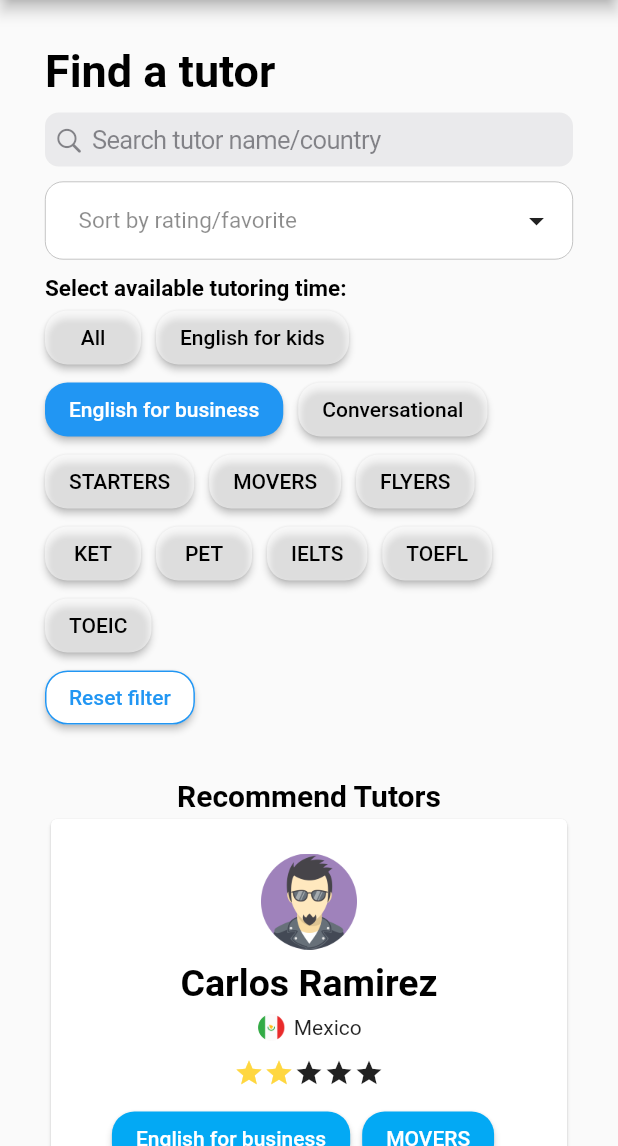
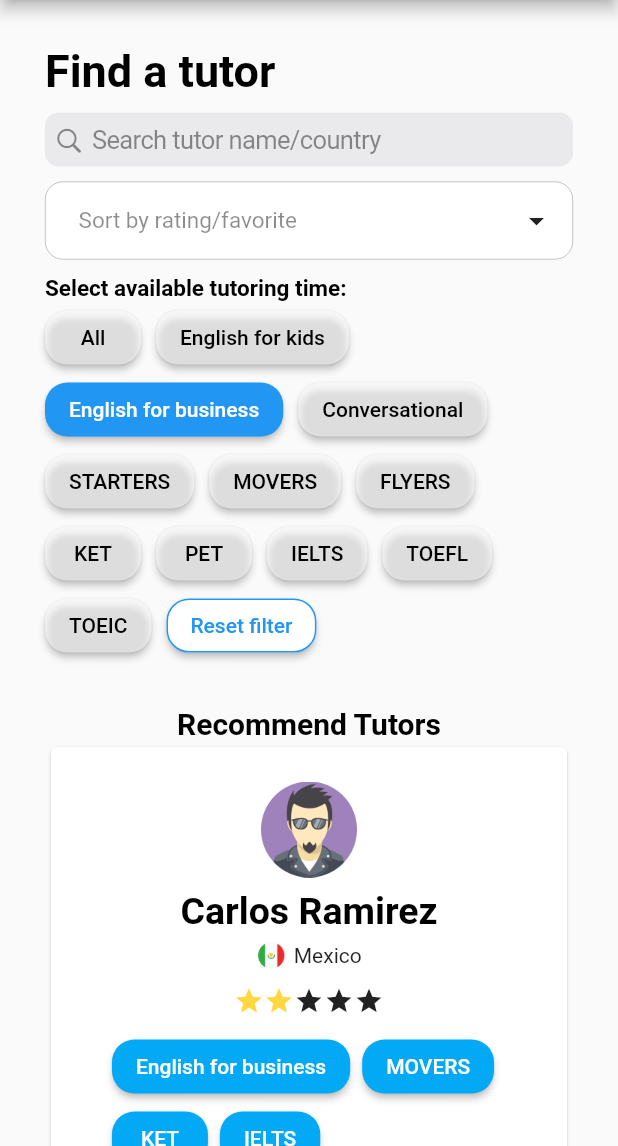
Before and after one commit to lyhai1502/AdvancedMobile_IndividualProject, a Flutter app: the screen it shows after launch, after a tap on "English for kids", after a tap on "English for business", on a phone screen of 412 x 824 dp, the part 90-1236 px from its top. Run offline on Flutter 3.47's test engine with Material 2 defaults, Android fonts, the phone set to English and light mode, and no system bars; drawn by our look-alikes of multi_dropdown; our stand-ins replace cool_alert, flick_video_player, flutter_pw_validator, form_field_validator, video_player.

Commit message:
create show teacher information function

```diff
--- a/lib/main.dart
+++ b/lib/main.dart
@@ -55,7 +55,6 @@ class MyAppState extends State<MyApp> {
             '/Register': (context) => const RegisterScreen(),
             '/ResetPassword': (context) => const ResetPasswordScreen(),
             '/TutorList': (context) => const TutorListScreen(),
-            '/TutorDetail': (context) => const TutorDetailScreen(),
             '/CourseList': (context) => const CourseListScreen(),
             '/CourseDetail': (context) => const CourseDetailScreen(),
             '/CourseLearnDetail': (context) => const CourseLearnDetailScreen(),
--- a/lib/screens/tutor_list_screen.dart
+++ b/lib/screens/tutor_list_screen.dart
@@ -64,7 +64,6 @@ class TutorListScreenState extends State<TutorListScreen> {
             },
           ),
           _buildFilterButtons(),
-          _buildResetFilterButton(),
           _buildRecommendTutors(),
         ],
       ),
@@ -135,29 +134,12 @@ class TutorListScreenState extends State<TutorListScreen> {
             color: Colors.black,
           ),
         ),
-        FilterButtonList()
+        FilterButtonList(),
       ],
     );
   }
 
-  Widget _buildResetFilterButton() {
-    return ElevatedButton(
-      style: ButtonStyle(
-        shape: MaterialStateProperty.all<RoundedRectangleBorder>(
-          RoundedRectangleBorder(
-            side: const BorderSide(color: Colors.blue),
-            borderRadius: BorderRadius.circular(15.0),
-          ),
-        ),
-        backgroundColor: MaterialStateProperty.all(Colors.white),
-        foregroundColor: MaterialStateProperty.all(Colors.blue),
-      ),
-      onPressed: () {
-        setState(() {});
-      },
-      child: const Text('Reset filter'),
-    );
-  }
+
 
   Widget _buildRecommendTutors() {
     return Column(
--- /dev/null
+++ b/lib/widgets/custom_button.dart
@@ -0,0 +1,26 @@
+import 'package:flutter/material.dart';
+
+class CustomButtonWidget extends StatelessWidget {
+  const CustomButtonWidget({super.key, required this.content});
+  final String content;
+  @override
+  Widget build(Object context) {
+    // TODO: implement build
+    return Container(
+      padding: const EdgeInsets.only(right: 8),
+      child: ElevatedButton(
+        style: ButtonStyle(
+          shape: MaterialStateProperty.all<RoundedRectangleBorder>(
+            RoundedRectangleBorder(
+              borderRadius: BorderRadius.circular(15.0),
+            ),
+          ),
+          backgroundColor: MaterialStateProperty.all(Colors.lightBlue),
+          foregroundColor: MaterialStateProperty.all(Colors.white),
+        ),
+        onPressed: () {},
+        child: Text(content),
+      ),
+    );
+  }
+}
--- a/lib/widgets/fliter_button_list.dart
+++ b/lib/widgets/fliter_button_list.dart
@@ -35,6 +35,7 @@ class FilterButtonListState extends State<FilterButtonList> {
       children: [
         for (String item in specialitiesFilters)
           _buildFilterButton(item, teacherRepository),
+        _buildResetFilterButton(teacherRepository),
       ],
     );
   }
@@ -66,4 +67,26 @@ class FilterButtonListState extends State<FilterButtonList> {
       ),
     );
   }
+
+  Widget _buildResetFilterButton(TeacherRepository teacherRepository) {
+    return ElevatedButton(
+      style: ButtonStyle(
+        shape: MaterialStateProperty.all<RoundedRectangleBorder>(
+          RoundedRectangleBorder(
+            side: const BorderSide(color: Colors.blue),
+            borderRadius: BorderRadius.circular(15.0),
+          ),
+        ),
+        backgroundColor: MaterialStateProperty.all(Colors.white),
+        foregroundColor: MaterialStateProperty.all(Colors.blue),
+      ),
+      onPressed: () {
+        setState(() {
+          selectSpecialitiesFilter = 'All';
+          teacherRepository.filterSpecialities(selectSpecialitiesFilter);
+        });
+      },
+      child: const Text('Reset filter'),
+    );
+  }
 }
--- /dev/null
+++ b/lib/widgets/rating.dart
@@ -0,0 +1,22 @@
+import 'package:flutter/material.dart';
+
+class RatingWidget extends StatelessWidget {
+  const RatingWidget({super.key, required this.rating});
+  final int rating;
+
+  @override
+  Widget build(BuildContext context) {
+    // TODO: implement build
+    return Padding(
+      padding: const EdgeInsets.symmetric(vertical: 5),
+      child: Row(
+        mainAxisAlignment: MainAxisAlignment.center,
+        children: [
+          for (var i = 0; i < rating; i++)
+            const Icon(Icons.star, size: 20, color: Colors.amberAccent),
+          for (var j = rating; j < 5; j++) const Icon(Icons.star, size: 20),
+        ],
+      ),
+    );
+  }
+}
--- a/lib/widgets/tutor_list_item.dart
+++ b/lib/widgets/tutor_list_item.dart
@@ -1,6 +1,9 @@
 import 'package:flutter/material.dart';
 import 'package:my_app/model/teacher.dart';
 import 'package:my_app/repository/teacher_repository.dart';
+import 'package:my_app/screens/tutor_detail_screen.dart';
+import 'package:my_app/widgets/custom_button.dart';
+import 'package:my_app/widgets/rating.dart';
 import 'package:provider/provider.dart';
 
 class TutorListItemWidget extends StatefulWidget {
@@ -19,16 +22,28 @@ class TutorListItemWidgetState extends State<TutorListItemWidget> {
   @override
   Widget build(BuildContext context) {
     TeacherRepository teacherRepository = context.watch<TeacherRepository>();
+    Teacher teacherClicked = Teacher();
 
     // TODO: implement build
-    return Center(
+    return MultiProvider(
+      providers: [
+        Provider(create: (context) => teacherClicked),
+      ],
+      child: Center(
         child: Column(children: [
           for (Teacher teacher in (teacherRepository.filter.isEmpty &&
                   teacherRepository.filterName == 'All'
               ? teacherRepository.list
               : teacherRepository.filter))
             GestureDetector(
-            onTap: () => Navigator.pushNamed(context, '/TutorDetail'),
+              onTap: () {
+                teacherClicked = teacher;
+                Navigator.push(
+                    context,
+                    MaterialPageRoute(
+                        builder: (context) =>
+                            TutorDetailScreen(teacher: teacher)));
+              },
               child: Card(
                 child: Container(
                   padding: const EdgeInsets.all(15),
@@ -37,8 +52,8 @@ class TutorListItemWidgetState extends State<TutorListItemWidget> {
                       _buildAvatar(teacher.avatarUrl),
                       _buildName(teacher.name),
                       _buildNation(teacher.nation),
-                    _buildRating(teacher.rating),
-                    _buildSpecialties(teacher.specialities),
+                      RatingWidget(rating: teacher.rating),
+                      _buildSpecialities(teacher.specialities),
                       _buildDescription(teacher.description),
                       _buildButtons(teacher),
                       const Padding(
@@ -50,6 +65,7 @@ class TutorListItemWidgetState extends State<TutorListItemWidget> {
               ),
             ),
         ]),
+      ),
     );
   }
 
@@ -86,7 +102,7 @@ class TutorListItemWidgetState extends State<TutorListItemWidget> {
             width: 20,
             height: 20,
             child: Image.asset(
-              'lib/assets/icons/teacher/country/${nationUrl}.png',
+              'lib/assets/icons/teacher/country/$nationUrl.png',
             ),
           ),
           const Padding(
@@ -98,42 +114,13 @@ class TutorListItemWidgetState extends State<TutorListItemWidget> {
     );
   }
 
-  Widget _buildRating(int rating) {
-    return Padding(
-      padding: const EdgeInsets.symmetric(vertical: 5),
-      child: Row(
-        mainAxisAlignment: MainAxisAlignment.center,
-        children: [
-          for (var i = 0; i < rating; i++)
-            const Icon(Icons.star, size: 20, color: Colors.amberAccent),
-          for (var j = rating; j < 5; j++) const Icon(Icons.star, size: 20),
-        ],
-      ),
-    );
-  }
-
-  Widget _buildSpecialties(List<String> specialities) {
+  Widget _buildSpecialities(List<String> specialities) {
     return Padding(
       padding: const EdgeInsets.symmetric(vertical: 5),
       child: Wrap(
         children: [
           for (String item in specialities)
-            Container(
-              padding: const EdgeInsets.only(right: 8),
-              child: ElevatedButton(
-                style: ButtonStyle(
-                  shape: MaterialStateProperty.all<RoundedRectangleBorder>(
-                    RoundedRectangleBorder(
-                      borderRadius: BorderRadius.circular(15.0),
-                    ),
-                  ),
-                  backgroundColor: MaterialStateProperty.all(Colors.lightBlue),
-                  foregroundColor: MaterialStateProperty.all(Colors.white),
-                ),
-                onPressed: () {},
-                child: Text(item.toString()),
-              ),
-            ),
+            CustomButtonWidget(content: item)
         ],
       ),
     );
```
Also changed, not shown: lib/screens/tutor_detail_screen.dart (+54 -84 lines). Lines whose indentation alone changed are shown as unchanged.
